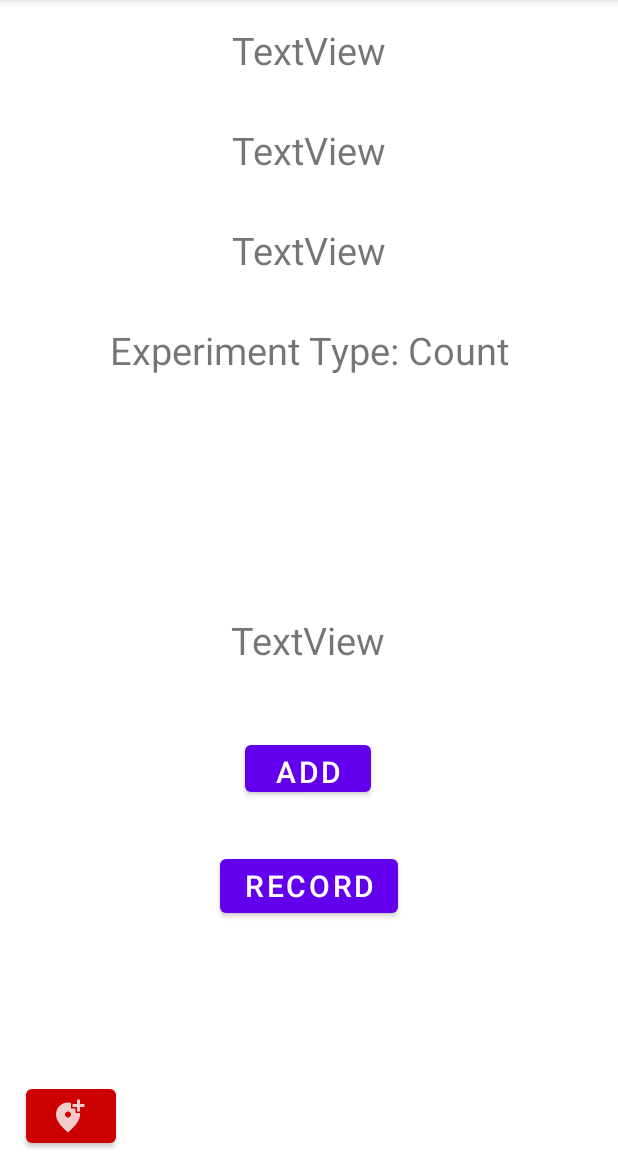
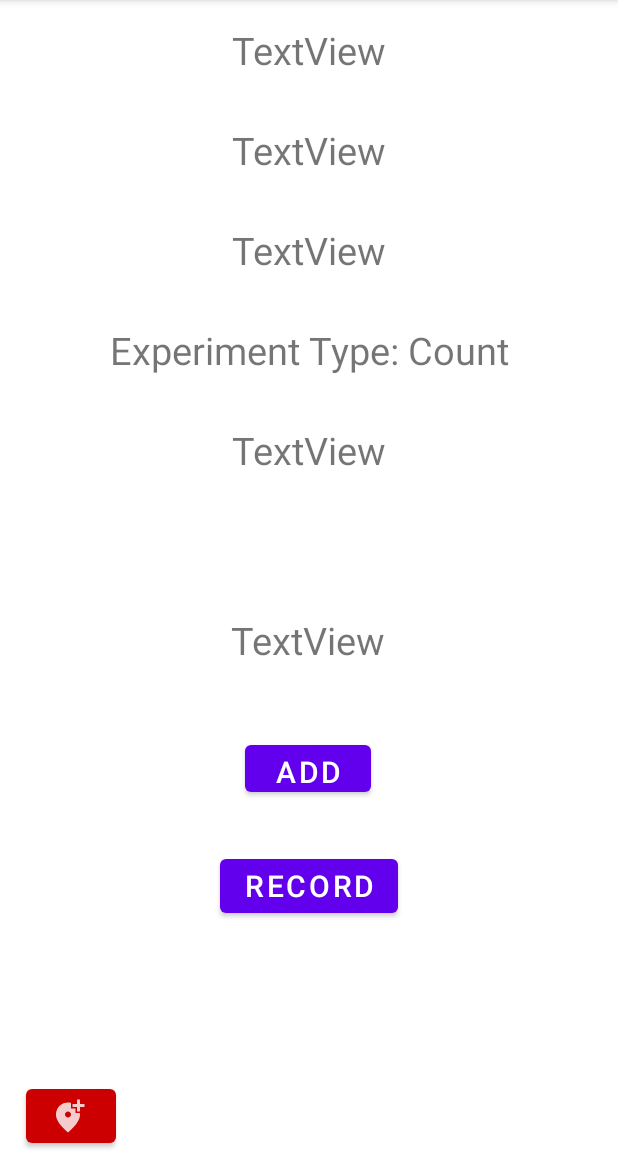
Before and after one commit to CMPUT301W21T36/PhenoCount, an Android app: the Count screen opened directly, with no data from a screen before it, on a phone screen of 412 x 824 dp, the part 84-1236 px from its top. Run offline under Robolectric (Android 15) with nearby library versions, the phone set to English and light mode, and no system bars; 8 statements that could not run were skipped.

Commit message:
add location in trial info for binomial + count exps

```diff
--- a/code/pheno_count/app/src/main/java/com/cmput301w21t36/phenocount/Count.java
+++ b/code/pheno_count/app/src/main/java/com/cmput301w21t36/phenocount/Count.java
@@ -11,19 +11,21 @@ import android.widget.Toast;
 
 import androidx.appcompat.app.AppCompatActivity;
 
+import java.text.DecimalFormat;
 import java.util.ArrayList;
 
 public class Count extends AppCompatActivity {
     Trial trial;
     Experiment newexp;//defining the Experiment object
     Boolean location=false;
+    DecimalFormat numberFormat;
     @Override
     protected void onCreate(Bundle savedInstanceState) {
 
         // recieving intent object
         super.onCreate(savedInstanceState);
         setContentView(R.layout.trial_count);
-
+        numberFormat = new DecimalFormat("#.0000");
 
         newexp = (Experiment) getIntent().getSerializableExtra("experiment");//defining the Experiment object
         trial = new Trial(newexp.getOwner());
@@ -47,6 +49,12 @@ public class Count extends AppCompatActivity {
 
         TextView count = findViewById(R.id.thecount);
         count.setText("Count:"+String.valueOf(trial.getCount()));
+
+        TextView coordinates = findViewById(R.id.coordinates);
+        if(trial.getLatitude() == 200 && trial.getLongitude() == 200) //location has not been added as these values can never be achieved.
+            coordinates.setText("Location : NOT ADDED");
+        else
+            coordinates.setText("Location : ("+numberFormat.format(trial.getLatitude())+","+numberFormat.format(trial.getLongitude())+")");
 
         final Button recordcountbtn = findViewById(R.id.recordcountbtn);
         recordcountbtn.setOnClickListener(new View.OnClickListener() {
@@ -116,6 +124,11 @@ public class Count extends AppCompatActivity {
                 location = true;
                 Trial newtrial = (Trial) data.getSerializableExtra("trial_obj");
                 trial = newtrial;
+                TextView coordinates= findViewById(R.id.coordinates);
+                if(trial.getLatitude() == 200 && trial.getLongitude() == 200) //location has not been added as these values can never be achieved.
+                    coordinates.setText("Location : NOT ADDED");
+                else
+                    coordinates.setText("Location : ("+numberFormat.format(trial.getLatitude())+","+numberFormat.format(trial.getLongitude())+")");
             }
             if (resultCode == Activity.RESULT_CANCELED) {
                 System.out.println("No Data");
--- a/code/pheno_count/app/src/main/java/com/cmput301w21t36/phenocount/Trial.java
+++ b/code/pheno_count/app/src/main/java/com/cmput301w21t36/phenocount/Trial.java
@@ -28,8 +28,8 @@ public class Trial implements Serializable {
         this.measurement=0;
         this.value =0;
         this.result = false; // do we do this
-        this.Latitude = 0;
-        this.Longitude =0;
+        this.Latitude = 200; //@rao: these values are outside the range of latitude and longitude.
+        this.Longitude = 200; //If these values are encountered, that means location has not been added yet.
     }
 
     void isSuccess() {this.result = true;}
--- a/code/pheno_count/app/src/main/res/layout/trial_count.xml
+++ b/code/pheno_count/app/src/main/res/layout/trial_count.xml
@@ -99,4 +99,16 @@
         app:layout_constraintTop_toBottomOf="@+id/exptype2"
         app:layout_constraintVertical_bias="0.674" />
 
+    <TextView
+        android:id="@+id/coordinates"
+        android:layout_width="wrap_content"
+        android:layout_height="wrap_content"
+        android:layout_marginTop="32dp"
+        android:text="TextView"
+        android:textSize="25dp"
+        app:layout_constraintEnd_toEndOf="parent"
+        app:layout_constraintHorizontal_bias="0.501"
+        app:layout_constraintStart_toStartOf="parent"
+        app:layout_constraintTop_toBottomOf="@+id/exptype2" />
+
 </androidx.constraintlayout.widget.ConstraintLayout>
```
Also changed, not shown: code/pheno_count/app/src/main/java/com/cmput301w21t36/phenocount/Binomial.java (+11 -2 lines).
